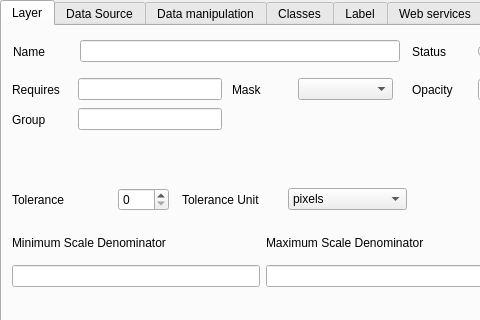
Old version of the form layersettingsvector.ui in the repository QMapfileEditor/QMapfileEditor; both pictures show x 0 to 480 and y 0 to 320 of the 854 by 565 pixel window.
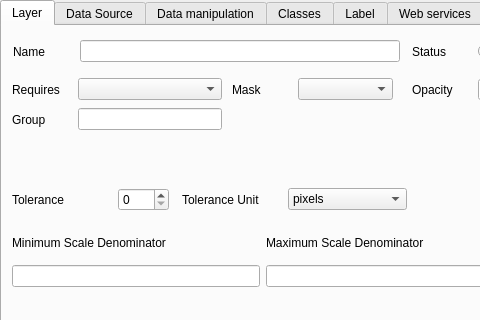
New version of the form. Icons and pictures are not drawn.

Diff of the .ui file:
```diff
--- a/layersettingsvector.ui
+++ b/layersettingsvector.ui
@@ -99,7 +99,11 @@
       </widget>
      </item>
      <item>
-      <widget class="QLineEdit" name="ms_requires_edit"/>
+      <widget class="QComboBox" name="mf_requires_box">
+       <property name="enabled">
+        <bool>true</bool>
+       </property>
+      </widget>
      </item>
     </layout>
    </widget>
```
